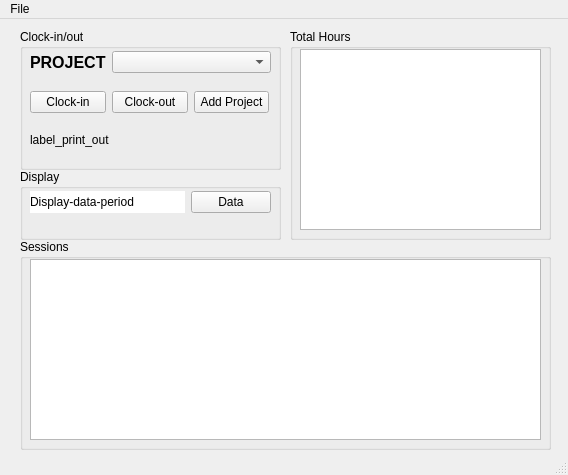
Qt form gui/ui_files/main_window.ui (xMattC/Project-time-tracker) before a commit.
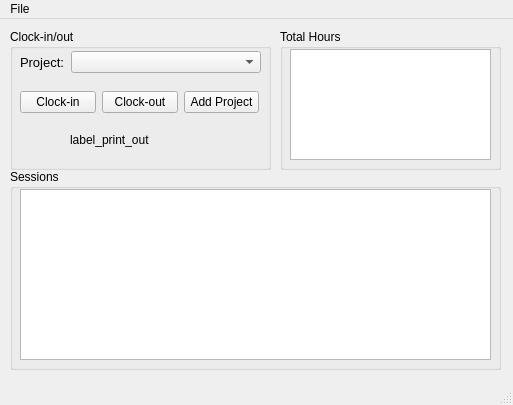
The same form after that commit.

```diff
--- a/gui/ui_files/main_window.ui
+++ b/gui/ui_files/main_window.ui
@@ -6,8 +6,8 @@
    <rect>
     <x>0</x>
     <y>0</y>
-    <width>568</width>
-    <height>475</height>
+    <width>513</width>
+    <height>405</height>
    </rect>
   </property>
   <property name="windowTitle">
@@ -20,7 +20,7 @@
     </property>
     <property name="geometry">
      <rect>
-      <x>20</x>
+      <x>10</x>
       <y>10</y>
       <width>261</width>
       <height>141</height>
@@ -32,9 +32,9 @@
     <widget class="QLabel" name="label_print_out">
      <property name="geometry">
       <rect>
-       <x>10</x>
+       <x>60</x>
        <y>90</y>
-       <width>241</width>
+       <width>191</width>
        <height>41</height>
       </rect>
      </property>
@@ -59,12 +59,12 @@
        <widget class="QLabel" name="label_2">
         <property name="font">
          <font>
-          <pointsize>12</pointsize>
-          <bold>true</bold>
+          <pointsize>10</pointsize>
+          <bold>false</bold>
          </font>
         </property>
         <property name="text">
-         <string>PROJECT</string>
+         <string>Project:</string>
         </property>
        </widget>
       </item>
@@ -110,10 +110,10 @@
    <widget class="QGroupBox" name="groupBox_2">
     <property name="geometry">
      <rect>
-      <x>20</x>
-      <y>220</y>
-      <width>531</width>
-      <height>211</height>
+      <x>10</x>
+      <y>150</y>
+      <width>491</width>
+      <height>201</height>
      </rect>
     </property>
     <property name="title">
@@ -124,8 +124,8 @@
       <rect>
        <x>10</x>
        <y>20</y>
-       <width>511</width>
-       <height>181</height>
+       <width>471</width>
+       <height>171</height>
       </rect>
      </property>
     </widget>
@@ -133,10 +133,10 @@
    <widget class="QGroupBox" name="groupBox_4">
     <property name="geometry">
      <rect>
-      <x>290</x>
+      <x>280</x>
       <y>10</y>
-      <width>261</width>
-      <height>211</height>
+      <width>221</width>
+      <height>141</height>
      </rect>
     </property>
     <property name="title">
@@ -147,8 +147,8 @@
       <rect>
        <x>10</x>
        <y>20</y>
-       <width>241</width>
-       <height>181</height>
+       <width>201</width>
+       <height>111</height>
       </rect>
      </property>
     </widget>
@@ -192,55 +192,13 @@
      <string>Status</string>
     </property>
    </widget>
-   <widget class="QGroupBox" name="groupBox_3">
-    <property name="geometry">
-     <rect>
-      <x>20</x>
-      <y>150</y>
-      <width>261</width>
-      <height>71</height>
-     </rect>
-    </property>
-    <property name="title">
-     <string>Display</string>
-    </property>
-    <widget class="QWidget" name="">
-     <property name="geometry">
-      <rect>
-       <x>10</x>
-       <y>20</y>
-       <width>241</width>
-       <height>26</height>
-      </rect>
-     </property>
-     <layout class="QGridLayout" name="gridLayout_2" columnstretch="5,0">
-      <item row="0" column="0">
-       <widget class="QLabel" name="label_display_data">
-        <property name="styleSheet">
-         <string notr="true">background-color: rgb(255, 255, 255);</string>
-        </property>
-        <property name="text">
-         <string>Display-data-period</string>
-        </property>
-       </widget>
-      </item>
-      <item row="0" column="1">
-       <widget class="QPushButton" name="pushButton">
-        <property name="text">
-         <string>Data</string>
-        </property>
-       </widget>
-      </item>
-     </layout>
-    </widget>
-   </widget>
   </widget>
   <widget class="QMenuBar" name="menubar">
    <property name="geometry">
     <rect>
      <x>0</x>
      <y>0</y>
-     <width>568</width>
+     <width>513</width>
      <height>22</height>
     </rect>
    </property>
```
Left out of the diff: 2 changed lines with no effect on the pictures.
